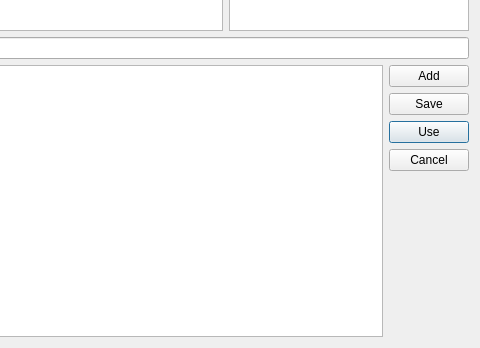
Qt form Code/qtiplot/MantidQt/MantidWidgets/inc/UserFunctionDialog.ui (mantidproject/mantid) before a commit; both pictures show x 273 to 753 and y 253 to 601 of the 753 by 601 pixel window.
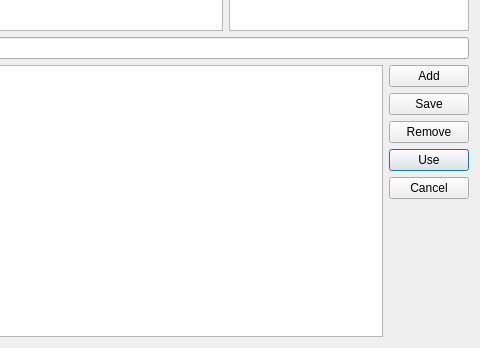
The same form after that commit.

Commit message: Implemented saving of user defined functions. re #971

Patch:
```diff
--- a/Code/qtiplot/MantidQt/MantidWidgets/inc/UserFunctionDialog.ui
+++ b/Code/qtiplot/MantidQt/MantidWidgets/inc/UserFunctionDialog.ui
@@ -122,6 +122,16 @@
          </property>
         </widget>
        </item>
+       <item>
+        <widget class="QPushButton" name="btnRemove" >
+         <property name="text" >
+          <string>Remove</string>
+         </property>
+         <property name="autoDefault" >
+          <bool>false</bool>
+         </property>
+        </widget>
+       </item>
        <item>
         <widget class="QPushButton" name="btnUse" >
          <property name="text" >
```
The commit also changes 6 other files.
